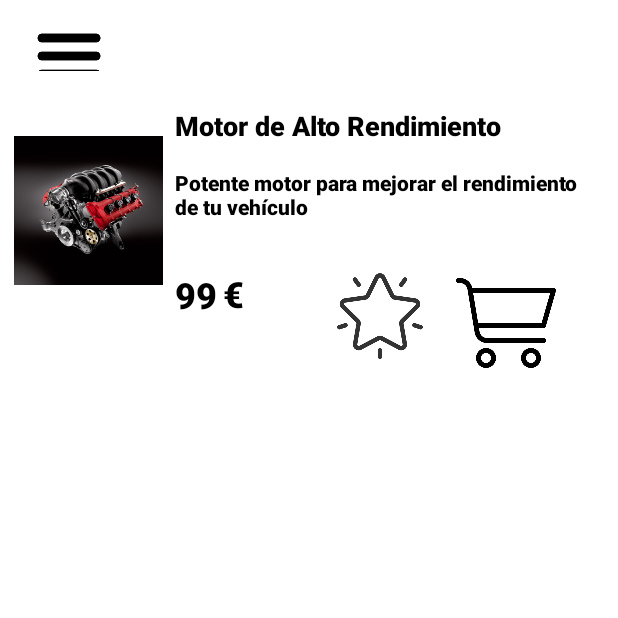
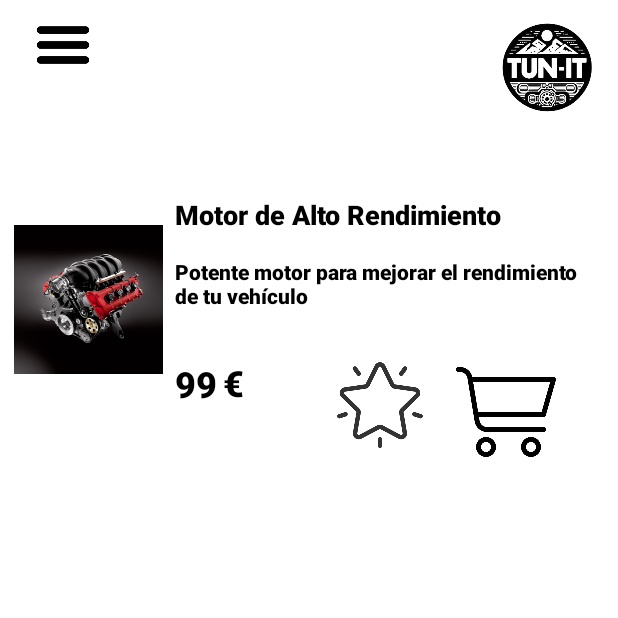
Before and after one commit to j0se-2501/proyectoAndroid, an Android app: the UserActivity screen opened directly, with no data from a screen before it, after a tap on an icon or button, on a phone screen of 412 x 824 dp, the top half of it. Run offline under Robolectric (Android 15) with nearby library versions, the phone set to English and light mode, and no system bars.

Commit message:
algunas cosas visuales

```diff
--- a/ProyectoTocho/app/src/main/res/layout/activity_vista_por_categoria.xml
+++ b/ProyectoTocho/app/src/main/res/layout/activity_vista_por_categoria.xml
@@ -14,11 +14,20 @@
     android:layout_width="match_parent"
     android:layout_height="match_parent"
     >
+    <ImageView
+        android:id="@+id/imageView"
+        android:layout_width="74dp"
+        android:layout_height="70dp"
+        android:layout_marginEnd="10dp"
+        android:layout_marginTop="10dp"
 
+        app:layout_constraintEnd_toEndOf="parent"
+        app:layout_constraintTop_toTopOf="parent"
+        app:srcCompat="@drawable/logopng" />
     <ImageButton
         android:id="@+id/buttonAbrirDrawer"
-        android:layout_width="72dp"
-        android:layout_height="54dp"
+        android:layout_width="64dp"
+        android:layout_height="40dp"
         android:layout_centerInParent="true"
         android:layout_marginStart="10dp"
         android:layout_marginTop="10dp"
@@ -32,7 +41,8 @@
     <androidx.recyclerview.widget.RecyclerView
         android:id="@+id/recyclerView"
         android:layout_width="409dp"
-        android:layout_height="729dp"
+        android:layout_height="681dp"
+        android:layout_marginTop="70dp"
         app:layout_constraintBottom_toBottomOf="parent"
         app:layout_constraintEnd_toEndOf="parent"
         app:layout_constraintStart_toStartOf="parent"
--- a/ProyectoTocho/app/src/main/res/menu/activity_main_drawer.xml
+++ b/ProyectoTocho/app/src/main/res/menu/activity_main_drawer.xml
@@ -6,7 +6,7 @@
         <item
             android:id="@+id/perfil"
             android:icon="@drawable/perfil"
-            android:title="perfil"
+            android:title="Perfil"
             android:onClick="onProfileClick"/>
         <item
             android:id="@+id/nav_tienda"
```
Also changed, not shown: ProyectoTocho/app/src/main/res/layout/activity_vista_por_carrito.xml (+22 -12 lines).
